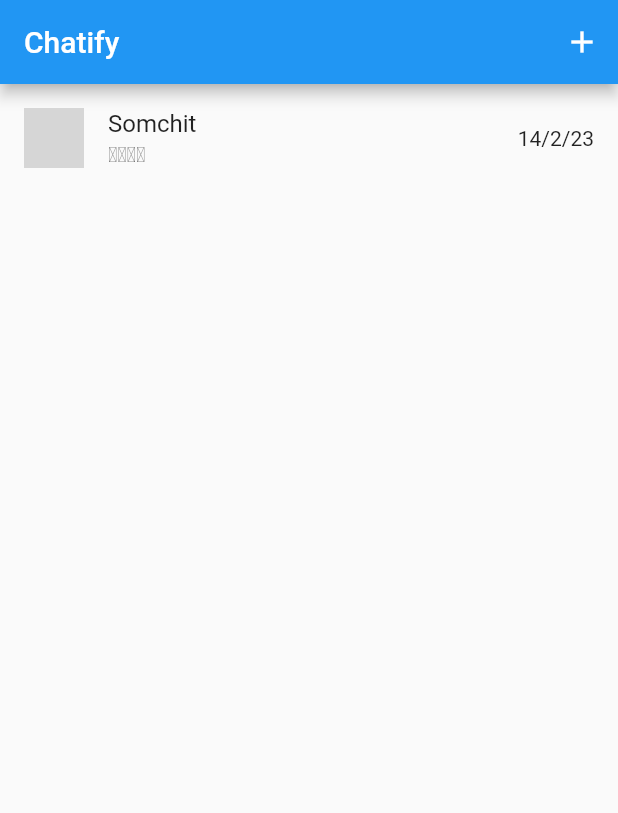
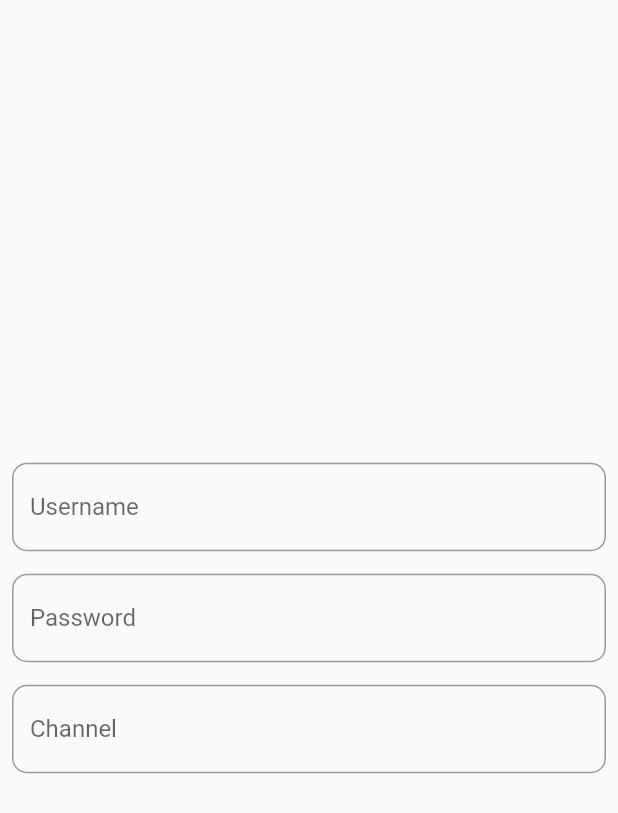
Before and after one commit to Souliyakv/flutterConnectUDP, a Flutter app: the screen it shows after launch, on a phone screen of 412 x 824 dp. Shown: the top 813 px of the screen. Run offline on Flutter 3.47's test engine with Material 2 defaults, Android fonts, the light colour scheme and no system bars; our stand-ins replace image_picker, percent_indicator; missing offline and left inert: tcp_socket_connection, udp; grey boxes are pictures that could not be loaded.

Commit message:
add input field and button

```diff
--- a/lib/main.dart
+++ b/lib/main.dart
@@ -1,5 +1,6 @@
 import 'package:demoudp/page/chatPage.dart';
 import 'package:demoudp/page/homepageUDP.dart';
+import 'package:demoudp/page/loginPage.dart';
 import 'package:demoudp/page/myhomepage.dart';
 import 'package:flutter/material.dart';
 
@@ -15,7 +16,7 @@ class MyApp extends StatelessWidget {
     return MaterialApp(
       debugShowCheckedModeBanner: false,
       theme: ThemeData(primarySwatch: Colors.blue),
-      home: ChatsPage(),
+      home: LoginPage(),
     );
   }
 }
--- a/lib/page/chatPage.dart
+++ b/lib/page/chatPage.dart
@@ -1,6 +1,5 @@
 import 'package:flutter/material.dart';
-import 'package:flutter/src/widgets/container.dart';
-import 'package:flutter/src/widgets/framework.dart';
+
 
 class ChatsPage extends StatefulWidget {
   const ChatsPage({super.key});
@@ -21,15 +20,23 @@ class _ChatsPageState extends State<ChatsPage> {
         itemCount: 1,
         itemBuilder: (context, index) {
           return ListTile(
-            title: Text("Somchit"),
-            subtitle: Text("ໂດຍຍ"),
+            title: Text("Luck"),
+            subtitle: Row(
+              children: const [
+                Icon(
+                  Icons.check,
+                  size: 20,
+                ),
+                Text("ໂດຍຍ"),
+              ],
+            ),
             trailing: Text("14/2/23"),
             leading: Container(
               decoration: BoxDecoration(
                   borderRadius: BorderRadius.circular(20),
                   image: const DecorationImage(
                       image: NetworkImage(
-                          "https://parade.com/.image/t_share/MTkwNTgxMzY0NzA2ODQ1ODIx/whats-world-population-jpg.jpg"),
+                          "https://img.freepik.com/premium-photo/portrait-adult-thai-student-university-student-uniform-asian-beautiful-young-girl-standing_477666-2194.jpg?w=2000"),
                       fit: BoxFit.cover)),
               height: 40,
               width: 40,
--- /dev/null
+++ b/lib/page/loginPage.dart
@@ -0,0 +1,77 @@
+import 'package:flutter/material.dart';
+import 'package:flutter/src/widgets/container.dart';
+import 'package:flutter/src/widgets/framework.dart';
+
+import '../widget/roundedInputField.dart';
+
+class LoginPage extends StatefulWidget {
+  const LoginPage({super.key});
+
+  @override
+  State<LoginPage> createState() => _LoginPageState();
+}
+
+class _LoginPageState extends State<LoginPage> {
+  final username = TextEditingController();
+  final password = TextEditingController();
+  final channel = TextEditingController();
+  final formkey = GlobalKey<FormState>();
+  @override
+  Widget build(BuildContext context) {
+    return Scaffold(
+      body: Center(
+        child: SingleChildScrollView(
+          child: Padding(
+            padding: const EdgeInsets.all(8.0),
+            child: Form(
+              key: formkey,
+              child: Column(
+                children: [
+                  RoundedInPutField(
+                    keyboardType: TextInputType.text,
+                    controller: username,
+                    labelText: "Username",
+                    validator: (value) {
+                      if (value!.isEmpty || value.length <= 0) {
+                        return "Please Enter Username";
+                      }
+                      return null;
+                    },
+                  ),
+                  SizedBox(
+                    height: 15,
+                  ),
+                  RoundedInPutField(
+                    keyboardType: TextInputType.text,
+                    controller: password,
+                    labelText: "Password",
+                    validator: (value) {
+                      if (value!.isEmpty || value.length <= 0) {
+                        return "Please Enter Password";
+                      }
+                      return null;
+                    },
+                  ),
+                  SizedBox(
+                    height: 15,
+                  ),
+                  RoundedInPutField(
+                    keyboardType: TextInputType.number,
+                    controller: channel,
+                    labelText: "Channel",
+                    validator: (value) {
+                      if (value!.isEmpty || value.length <= 0) {
+                        return "Please Enter Channel";
+                      }
+                      return null;
+                    },
+                  )
+                ],
+              ),
+            ),
+          ),
+        ),
+      ),
+    );
+  }
+}
--- /dev/null
+++ b/lib/widget/roundedButton.dart
@@ -0,0 +1,12 @@
+import 'package:flutter/material.dart';
+
+class MyWidget extends StatelessWidget {
+  final void Function()? onPressed;
+  final String text;
+  const MyWidget({super.key, required this.onPressed, required this.text});
+
+  @override
+  Widget build(BuildContext context) {
+    return ElevatedButton(onPressed: onPressed, child: Text(text.toString()));
+  }
+}
--- /dev/null
+++ b/lib/widget/roundedInputField.dart
@@ -0,0 +1,22 @@
+import 'package:flutter/material.dart';
+import 'package:flutter/src/widgets/container.dart';
+import 'package:flutter/src/widgets/framework.dart';
+
+class RoundedInPutField extends StatelessWidget {
+  final TextEditingController? controller;
+  final String? Function(String?)? validator;
+  final String? labelText;
+  final TextInputType? keyboardType;
+  const RoundedInPutField(
+      {super.key, this.controller, required this.validator, this.labelText,this.keyboardType});
+
+  @override
+  Widget build(BuildContext context) {
+    return TextFormField(keyboardType: keyboardType,
+      controller: controller,
+      validator: validator,
+      decoration: InputDecoration(labelText: labelText,
+          border: OutlineInputBorder(borderRadius: BorderRadius.circular(10))),
+    );
+  }
+}
```
